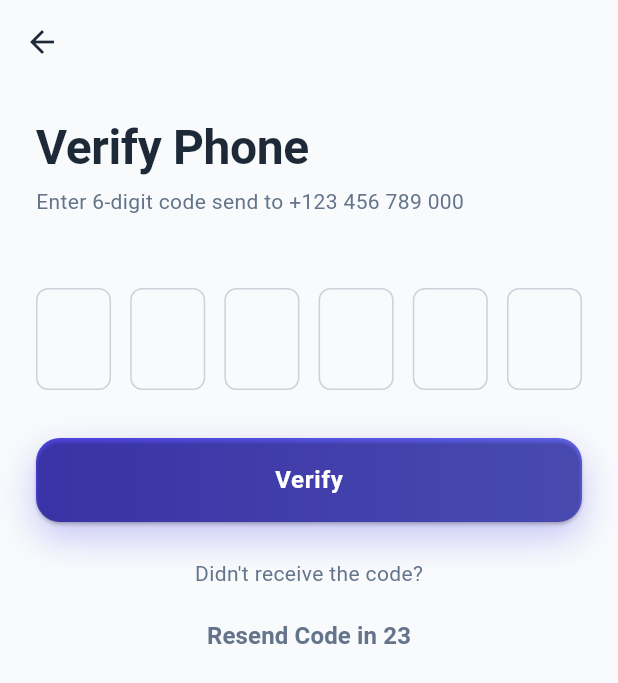
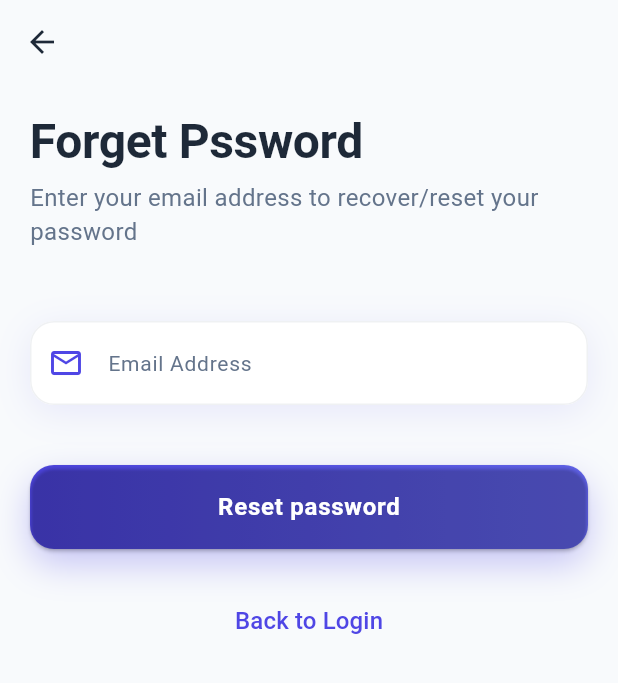
Before and after one commit to mohammedbatal/Ecommerce-Shopping-App, a Flutter app: the screen it shows after launch, on a phone screen of 412 x 824 dp. Shown: the top 683 px of the screen. Run offline on Flutter 3.47's test engine with Material 3 defaults, Android fonts, the phone set to English and light mode, and no system bars; Roboto replaces fonts that are missing (Poppins).

Commit message:
add_forget_email_password

```diff
--- a/lib/main.dart
+++ b/lib/main.dart
@@ -1,4 +1,6 @@
 import 'package:e_commerce/theme/theme.dart';
+import 'package:e_commerce/view/screen/forget_email_screen.dart';
+import 'package:e_commerce/view/screen/forget_password_screen.dart';
 import 'package:e_commerce/view/screen/otp_verification_screen.dart';
 import 'package:e_commerce/view/screen/splash_screen.dart';
 import 'package:flutter/material.dart';
@@ -23,7 +25,7 @@ class MyApp extends StatelessWidget {
       title: 'ShopEase',
       debugShowCheckedModeBanner: false,
       theme: AppTheme.LightTheme,
-      home: OtpVerificationScreen(),
+      home: ForgetPasswordScreen(),
     );
   }
 }
--- /dev/null
+++ b/lib/view/screen/forget_password_screen.dart
@@ -0,0 +1,133 @@
+import 'package:e_commerce/theme/theme.dart';
+import 'package:e_commerce/view/widget/custom_text_field.dart';
+import 'package:e_commerce/view/widget/gradient_button.dart';
+import 'package:flutter/material.dart';
+
+class ForgetPasswordScreen extends StatefulWidget {
+  const ForgetPasswordScreen({super.key});
+
+  @override
+  State<ForgetPasswordScreen> createState() => _ForgetEmailScreenState();
+}
+
+class _ForgetEmailScreenState extends State<ForgetPasswordScreen> {
+  final _formKey = GlobalKey<FormState>();
+  bool _recoveryStarted = false;
+
+  @override
+  Widget build(BuildContext context) {
+    return Scaffold(
+      appBar: AppBar(
+          backgroundColor: Colors.transparent,
+          elevation: 0,
+          leading: IconButton(
+              onPressed: () => Navigator.pop(context),
+              icon: Icon(Icons.arrow_back, color: AppTheme.textPrimary))),
+      body: SingleChildScrollView(
+        child: Padding(
+          padding: EdgeInsets.all(20),
+          child: Column(
+            crossAxisAlignment: CrossAxisAlignment.start,
+            children: [
+              Text("Forget Pssword",
+                  style: Theme.of(context).textTheme.displayLarge),
+              SizedBox(height: 8),
+              Text(
+                "Enter your email address to recover/reset your password",
+                style: TextStyle(color: AppTheme.TextSecondry, fontSize: 16),
+              ),
+              SizedBox(height: 48),
+              if (!_recoveryStarted)
+                Form(
+                    key: _formKey,
+                    child: Column(
+                      children: [
+                        CustomTextField(
+                          label: "Email Address",
+                          prefixIcon: Icons.email_outlined,
+                          keyboardTybe: TextInputType.emailAddress,
+                          validator: (val) {
+                            if (val == null || val.isEmpty) {
+                              return 'Please enter your email address';
+                            }
+                            if (!val.contains("@")) {
+                              return 'Please enter a valid email address';
+                            }
+                            return null;
+                          },
+                        ),
+                        SizedBox(height: 24),
+                        GradientButton(
+                            text: 'Reset password',
+                            onPressed: () {
+                              if (_formKey.currentState!.validate()) {
+                                setState(() {
+                                  _recoveryStarted = true;
+                                });
+                              }
+                            }),
+                        SizedBox(height: 24),
+                        Center(
+                          child: TextButton(
+                              onPressed: () => Navigator.canPop(context),
+                              child: Text(
+                                "Back to Login",
+                                style: TextStyle(
+                                    color: AppTheme.primaryColor, fontSize: 16),
+                              )),
+                        )
+                      ],
+                    ))
+              else
+                Center(
+                  child: Column(
+                    // mainAxisAlignment: MainAxisAlignment.center,
+                    // crossAxisAlignment: CrossAxisAlignment.center,
+                    children: [
+                      Container(
+                        width: 80,
+                        height: 80,
+                        decoration: BoxDecoration(
+                            color: AppTheme.success.withOpacity(0.1),
+                            shape: BoxShape.circle),
+                        child: Icon(
+                          Icons.check_circle_outline,
+                          size: 40,
+                          color: AppTheme.success,
+                        ),
+                      ),
+                      SizedBox(height: 24),
+                      Text(
+                        "Reset Email Sent",
+                        style: TextStyle(
+                            fontSize: 24, fontWeight: FontWeight.bold),
+                      ),
+                      SizedBox(height: 16),
+                      Text(
+                        'We have sent a password reset link to your email address. Please check your inbox and follow the instrution',
+                        style: TextStyle(
+                            color: AppTheme.TextSecondry,
+                            fontSize: 16,
+                            height: 1.5),
+                        textAlign: TextAlign.center,
+                      ),
+                      SizedBox(height: 32),
+                      GradientButton(text: 'Open Email App', onPressed: () {}),
+                      SizedBox(height: 16),
+                      TextButton(
+                          onPressed: () => Navigator.canPop(context),
+                          child: Text(
+                            "Back to Login",
+                            style: TextStyle(
+                                color: AppTheme.primaryColor, fontSize: 16),
+                          )),
+                    ],
+                  ),
+                )
+            ],
+          ),
+        ),
+      ),
+    );
+  }
+}
```
Also changed, not shown: lib/view/screen/forget_email_screen.dart (added, +131 -0 lines).
